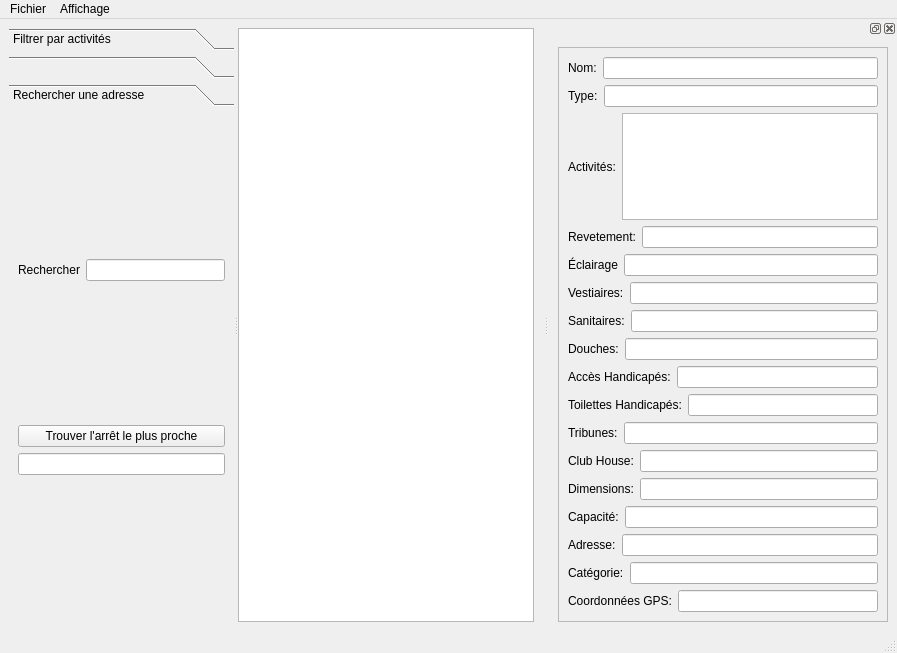
First picture: the form in interface.ui, repository Fabien-B/Projet-Python, before the edit.
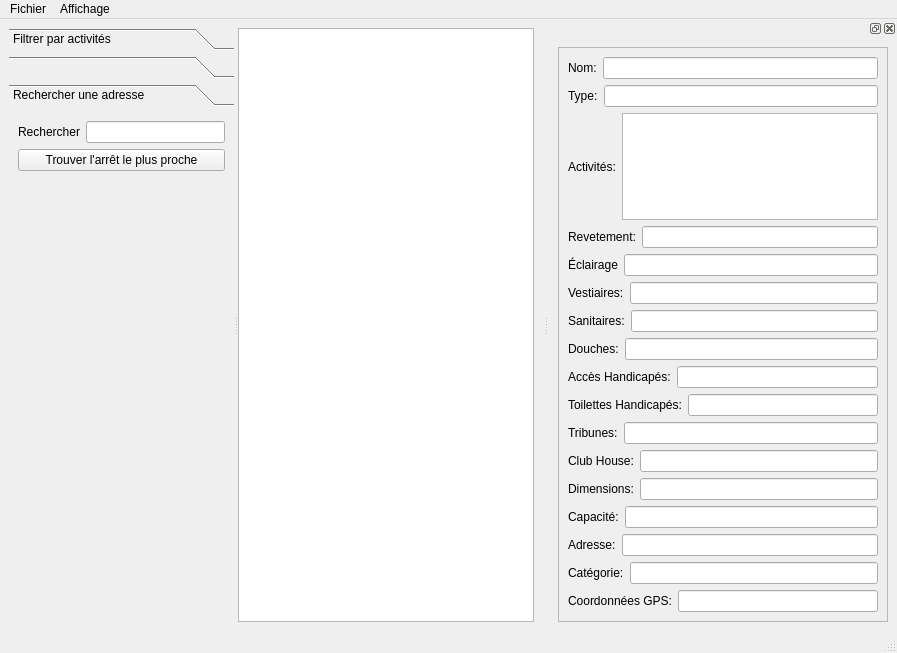
Second picture: the form after the edit. The open tabs and pages were chosen to show the change. Custom widgets are drawn as their Qt base class.

Commit message: Modifs mineures: - interface graphique - remplacement d'une définition de fonction par une lambda

What changed in the file:
```diff
--- a/interface.ui
+++ b/interface.ui
@@ -97,8 +97,8 @@
          <rect>
           <x>0</x>
           <y>0</y>
-          <width>279</width>
-          <height>130</height>
+          <width>277</width>
+          <height>457</height>
          </rect>
         </property>
         <attribute name="label">
@@ -120,8 +120,6 @@
           </layout>
          </item>
          <item>
-          <layout class="QVBoxLayout" name="verticalLayout_5">
-           <item>
             <widget class="QPushButton" name="pushButton_7">
              <property name="text">
               <string>Trouver l'arrêt le plus proche</string>
@@ -129,9 +127,17 @@
             </widget>
            </item>
            <item>
-            <widget class="QLineEdit" name="lineEdit_4"/>
-           </item>
-          </layout>
+          <spacer name="verticalSpacer">
+           <property name="orientation">
+            <enum>Qt::Vertical</enum>
+           </property>
+           <property name="sizeHint" stdset="0">
+            <size>
+             <width>20</width>
+             <height>40</height>
+            </size>
+           </property>
+          </spacer>
          </item>
         </layout>
        </widget>
```
Left out of the diff: 7 changed lines with no effect on the pictures. Lines whose indentation alone changed are shown as unchanged. The commit also changes 2 other files.
